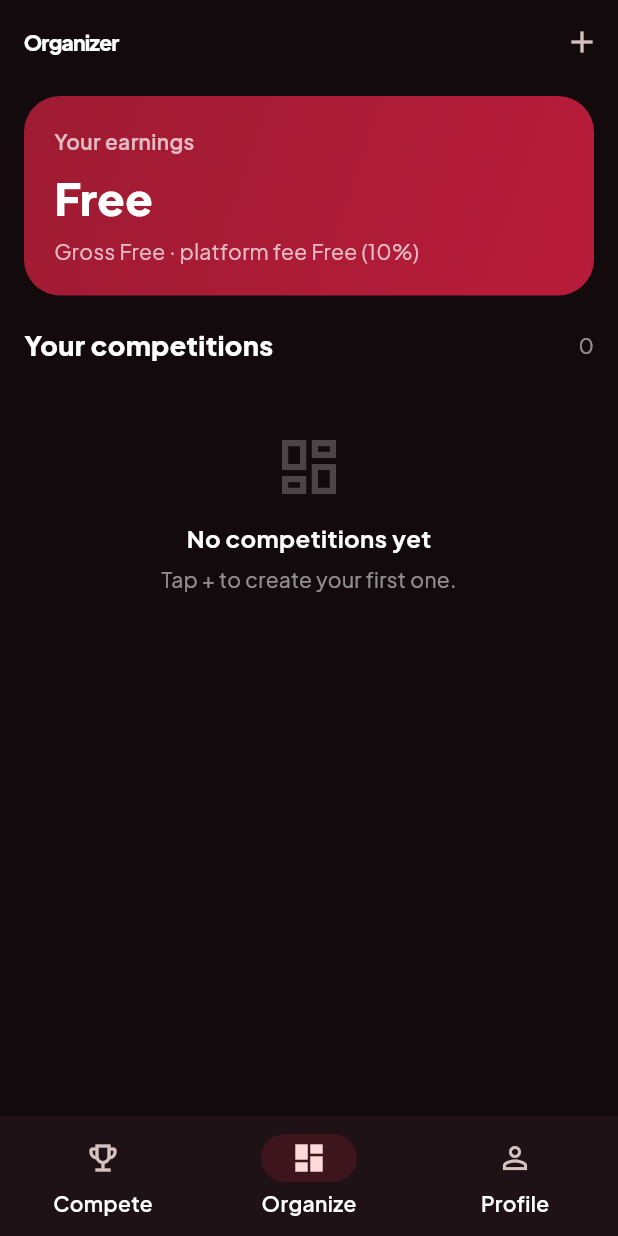
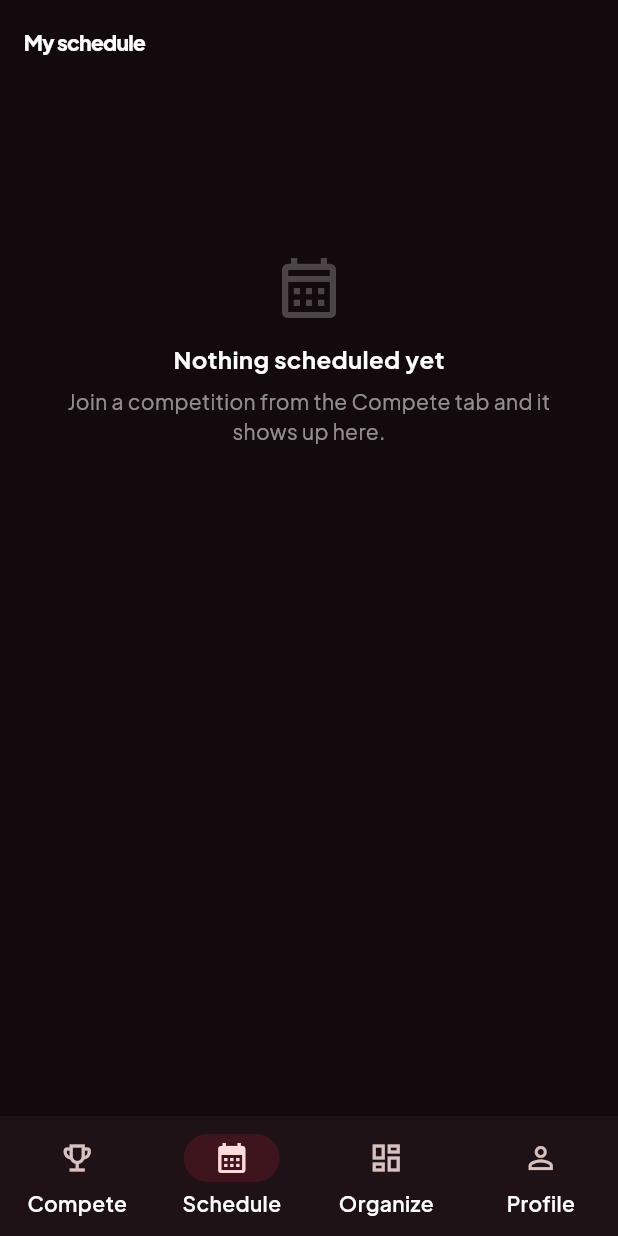
Before and after one commit to hostingrakyat/TurneyApp, a Flutter app: the HomeShell screen opened by its route, item 2 of the bottom bar chosen, on a phone screen of 412 x 824 dp. Run offline on Flutter 3.47's test engine with Material 3 defaults, Android fonts, the phone set to English and light mode, and no system bars; our stand-ins replace cached_network_image, flutter_riverpod, flutter_svg, go_router, google_fonts, image_picker and 3 more; accounts and stored records are empty.

Commit message:
Iteration 5 (stage 2): Schedule bottom-nav tab + calendar reminders
- New Schedule tab (2nd in the bottom nav): "Ready to play" matches (with a
  Play button), "Upcoming" registered competitions with an Add-to-calendar
  link, and "Recent results". Replaces the buried Profile → My registrations
  tile (removed from Profile).
- myMatchesProvider (offline via DemoStore.matchesForUser, or Supabase
  or-filter on player1_id/player2_id).
- Calendar reminders use core/calendar.dart (Google Calendar template URL,
  cross-platform via url_launcher). nav.schedule + schedule.* strings (EN/ID).

Co-Authored-By: Claude Opus 4.8 <noreply@anthropic.com>
Claude-Session: https://claude.ai/code/session_01TJ9AHw4fJpemXKK3UxUNYp

```diff
--- a/app/lib/core/i18n.dart
+++ b/app/lib/core/i18n.dart
@@ -19,9 +19,32 @@ final stringsProvider = Provider<AppStrings>((ref) {
 
 const Map<String, Map<String, String>> _data = {
   'nav.compete': {'en': 'Compete', 'id': 'Bertanding'},
+  'nav.schedule': {'en': 'Schedule', 'id': 'Jadwal'},
   'nav.organize': {'en': 'Organize', 'id': 'Kelola'},
   'nav.admin': {'en': 'Admin', 'id': 'Admin'},
   'nav.profile': {'en': 'Profile', 'id': 'Profil'},
+
+  // ── Schedule tab ──
+  'schedule.title': {'en': 'My schedule', 'id': 'Jadwal saya'},
+  'schedule.playNow': {'en': 'Ready to play', 'id': 'Siap dimainkan'},
+  'schedule.playNowSub': {
+    'en': 'Your matches waiting for a result.',
+    'id': 'Pertandingan Anda yang menunggu hasil.'
+  },
+  'schedule.upcoming': {'en': 'Upcoming', 'id': 'Akan datang'},
+  'schedule.results': {'en': 'Recent results', 'id': 'Hasil terbaru'},
+  'schedule.play': {'en': 'Play', 'id': 'Main'},
+  'schedule.emptyTitle': {
+    'en': 'Nothing scheduled yet',
+    'id': 'Belum ada jadwal'
+  },
+  'schedule.emptySub': {
+    'en': 'Join a competition from the Compete tab and it shows up here.',
+    'id': 'Ikuti kompetisi dari tab Bertanding dan akan muncul di sini.'
+  },
+  'schedule.vs': {'en': 'vs', 'id': 'vs'},
+  'schedule.wonBy': {'en': 'Won by {x}', 'id': 'Dimenangkan {x}'},
+  'schedule.tbd': {'en': 'Waiting for opponent', 'id': 'Menunggu lawan'},
   'login.welcome': {'en': 'Welcome back', 'id': 'Selamat datang'},
   'login.subtitle': {
     'en': 'Sign in to join and run tournaments.',
--- a/app/lib/features/home/home_shell.dart
+++ b/app/lib/features/home/home_shell.dart
@@ -7,6 +7,7 @@ import '../auth/auth_controller.dart';
 import '../competitions/browse_screen.dart';
 import '../organizer/organizer_screen.dart';
 import '../profile/profile_screen.dart';
+import '../schedule/schedule_screen.dart';
 
 class HomeShell extends ConsumerStatefulWidget {
   const HomeShell({super.key});
@@ -26,6 +27,7 @@ class _HomeShellState extends ConsumerState<HomeShell> {
 
     final tabs = <Widget>[
       const BrowseScreen(),
+      const ScheduleScreen(),
       const OrganizerScreen(),
       if (isAdmin) const AdminScreen(),
       const ProfileScreen(),
@@ -36,6 +38,11 @@ class _HomeShellState extends ConsumerState<HomeShell> {
         icon: const Icon(Icons.emoji_events_outlined),
         selectedIcon: const Icon(Icons.emoji_events),
         label: s.t('nav.compete'),
+      ),
+      NavigationDestination(
+        icon: const Icon(Icons.calendar_month_outlined),
+        selectedIcon: const Icon(Icons.calendar_month),
+        label: s.t('nav.schedule'),
       ),
       NavigationDestination(
         icon: const Icon(Icons.dashboard_outlined),
--- a/app/lib/features/profile/profile_screen.dart
+++ b/app/lib/features/profile/profile_screen.dart
@@ -66,12 +66,6 @@ class ProfileScreen extends ConsumerWidget {
             onTap: () => context.push('/payout'),
           ),
           _Tile(
-            icon: Icons.emoji_events_outlined,
-            title: s.t('profile.myRegistrations'),
-            subtitle: s.t('profile.myRegistrationsSub'),
-            onTap: () => context.push('/my-registrations'),
-          ),
-          _Tile(
             icon: Icons.notifications_outlined,
             title: s.t('profile.notifications'),
             subtitle: s.t('profile.notificationsSub'),
--- /dev/null
+++ b/app/lib/features/schedule/schedule_screen.dart
@@ -0,0 +1,240 @@
+import 'package:flutter/material.dart';
+import 'package:flutter_riverpod/flutter_riverpod.dart';
+import 'package:go_router/go_router.dart';
+
+import '../../core/calendar.dart';
+import '../../core/demo_store_provider.dart';
+import '../../core/formatters.dart';
+import '../../core/i18n.dart';
+import '../../core/supabase.dart';
+import '../../core/theme.dart';
+import '../../shared/models/competition.dart';
+import '../../shared/models/match.dart';
+import '../../shared/widgets/brand.dart';
+import '../auth/auth_controller.dart';
+import '../competitions/widgets/competition_card.dart';
+import '../profile/my_registrations_screen.dart';
+
+/// Every match the signed-in user is a participant in.
+final myMatchesProvider = FutureProvider<List<GameMatch>>((ref) async {
+  final user = ref.watch(authControllerProvider);
+  if (user == null) return const [];
+  final client = ref.watch(supabaseClientProvider);
+  if (client == null) {
+    return ref.watch(demoStoreProvider).matchesForUser(user.id);
+  }
+  final rows = await client
+      .from('matches')
+      .select()
+      .or('player1_id.eq.${user.id},player2_id.eq.${user.id}')
+      .order('round');
+  return (rows as List)
+      .map((r) => GameMatch.fromMap(r as Map<String, dynamic>))
+      .toList();
+});
+
+/// The personal hub: matches ready to play, upcoming competitions (with
+/// add-to-calendar), and recent results. Replaces the buried "My registrations".
+class ScheduleScreen extends ConsumerWidget {
+  const ScheduleScreen({super.key});
+
+  @override
+  Widget build(BuildContext context, WidgetRef ref) {
+    final s = ref.watch(stringsProvider);
+    final comps = ref.watch(myRegistrationsProvider);
+    final matches = ref.watch(myMatchesProvider);
+
+    return Scaffold(
+      appBar: AppBar(title: Text(s.t('schedule.title'))),
+      body: RefreshIndicator(
+        onRefresh: () async {
+          ref.invalidate(myRegistrationsProvider);
+          ref.invalidate(myMatchesProvider);
+        },
+        child: comps.when(
+          loading: () => const Center(child: CircularProgressIndicator()),
+          error: (e, _) =>
+              EmptyState(title: s.t('detail.loadError'), subtitle: '$e'),
+          data: (compList) {
+            final matchList = matches.valueOrNull ?? const <GameMatch>[];
+            final playNow = matchList
+                .where((m) =>
+                    m.winnerId == null &&
+                    m.bothPlayersPresent &&
+                    (m.status == MatchStatus.scheduled ||
+                        m.status == MatchStatus.awaitingReports))
+                .toList();
+            final results = matchList
+                .where((m) => m.status == MatchStatus.completed)
+                .toList()
+                .reversed
+                .toList();
+            final upcoming = compList
+                .where((c) =>
+                    c.status != CompetitionStatus.completed &&
+                    c.status != CompetitionStatus.cancelled)
+                .toList();
+
+            if (playNow.isEmpty && upcoming.isEmpty && results.isEmpty) {
+              return ListView(children: [
+                const SizedBox(height: 80),
+                EmptyState(
+                  title: s.t('schedule.emptyTitle'),
+                  subtitle: s.t('schedule.emptySub'),
+                  icon: Icons.calendar_month_outlined,
+                ),
+              ]);
+            }
+
+            return ListView(
+              padding: const EdgeInsets.all(16),
+              children: [
+                if (playNow.isNotEmpty) ...[
+                  _Header(
+                      title: s.t('schedule.playNow'),
+                      subtitle: s.t('schedule.playNowSub')),
+                  for (final m in playNow)
+                    _MatchTile(match: m, uid: _uid(ref), strings: s),
+                  const SizedBox(height: 20),
+                ],
+                if (upcoming.isNotEmpty) ...[
+                  _Header(title: s.t('schedule.upcoming')),
+                  for (final c in upcoming)
+                    _UpcomingCard(competition: c, strings: s),
+                  const SizedBox(height: 20),
+                ],
+                if (results.isNotEmpty) ...[
+                  _Header(title: s.t('schedule.results')),
+                  for (final m in results.take(20))
+                    _ResultTile(match: m, strings: s),
+                ],
+              ],
+            );
+          },
+        ),
+      ),
+    );
+  }
+
+  String _uid(WidgetRef ref) => ref.read(authControllerProvider)?.id ?? '';
+}
+
+class _Header extends StatelessWidget {
+  const _Header({required this.title, this.subtitle});
+  final String title;
+  final String? subtitle;
+
+  @override
+  Widget build(BuildContext context) {
+    return Padding(
+      padding: const EdgeInsets.only(bottom: 10),
+      child: Column(
+        crossAxisAlignment: CrossAxisAlignment.start,
+        children: [
+          Text(title,
+              style:
+                  const TextStyle(fontSize: 18, fontWeight: FontWeight.w800)),
+          if (subtitle != null)
+            Text(subtitle!, style: const TextStyle(color: Colors.white54)),
+        ],
+      ),
+    );
+  }
+}
+
+class _MatchTile extends StatelessWidget {
+  const _MatchTile(
+      {required this.match, required this.uid, required this.strings});
+  final GameMatch match;
+  final String uid;
+  final AppStrings strings;
+
+  @override
+  Widget build(BuildContext context) {
+    final mine =
+        match.player1Id == uid ? match.player1Name : match.player2Name;
+    final opp = match.player1Id == uid ? match.player2Name : match.player1Name;
+    return Card(
+      margin: const EdgeInsets.only(bottom: 8),
+      child: ListTile(
+        leading: const CircleAvatar(
+          backgroundColor: AppColors.surfaceHigh,
+          child: Icon(Icons.sports_esports, color: AppColors.cyan, size: 20),
+        ),
+        title: Text('${mine ?? '?'}  ${strings.t('schedule.vs')}  ${opp ?? '?'}',
+            style: const TextStyle(fontWeight: FontWeight.w700)),
+        subtitle: Text(match.status.label),
+        trailing: FilledButton(
+          onPressed: () => context.push('/match/${match.id}'),
+          child: Text(strings.t('schedule.play')),
+        ),
+      ),
+    );
+  }
+}
+
+class _ResultTile extends StatelessWidget {
+  const _ResultTile({required this.match, required this.strings});
+  final GameMatch match;
+  final AppStrings strings;
+
+  @override
+  Widget build(BuildContext context) {
+    final winner = match.winnerName ?? '—';
+    return Card(
+      margin: const EdgeInsets.only(bottom: 8),
+      child: ListTile(
+        leading: const Icon(Icons.emoji_events, color: AppColors.gold),
+        title: Text(
+            '${match.player1Name ?? '?'}  ${strings.t('schedule.vs')}  '
+            '${match.player2Name ?? '?'}',
+            maxLines: 1,
+            overflow: TextOverflow.ellipsis),
+        subtitle: Text(strings.t('schedule.wonBy').replaceFirst('{x}', winner)),
+        trailing: const Icon(Icons.check_circle, color: AppColors.success),
+        onTap: () => context.push('/match/${match.id}'),
+      ),
+    );
+  }
+}
+
+class _UpcomingCard extends StatelessWidget {
+  const _UpcomingCard({required this.competition, required this.strings});
+  final Competition competition;
+  final AppStrings strings;
+
+  @override
+  Widget build(BuildContext context) {
+    final c = competition;
+    return Column(
+      children: [
+        CompetitionCard(
+          competition: c,
+          onTap: () => context.push('/competition/${c.id}'),
+        ),
+        if (c.startsAt != null)
+          Padding(
+            padding: const EdgeInsets.only(top: 2, bottom: 10),
+            child: Row(
+              children: [
+                const Icon(Icons.event, size: 16, color: Colors.white38),
+                const SizedBox(width: 8),
+                Expanded(child: Text(Format.dateTime(c.startsAt!))),
+                TextButton.icon(
+                  onPressed: () => openCalendar(
+                    title: c.title,
+                    start: c.startsAt!,
+                    details: c.shareUrl,
+                  ),
+                  icon: const Icon(Icons.calendar_month, size: 18),
+                  label: Text(strings.t('public.addToCalendar')),
+                ),
+              ],
+            ),
+          )
+        else
+          const SizedBox(height: 8),
+      ],
+    );
+  }
+}
```
Also changed, not shown: app/lib/core/demo_store.dart (+8 -0 lines).
